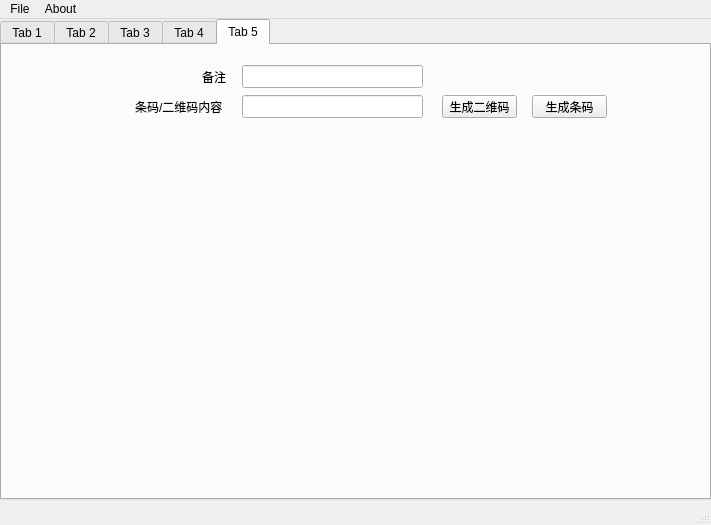
Qt form mainwindow.ui (ainiaa/QTBarcode) before a commit.
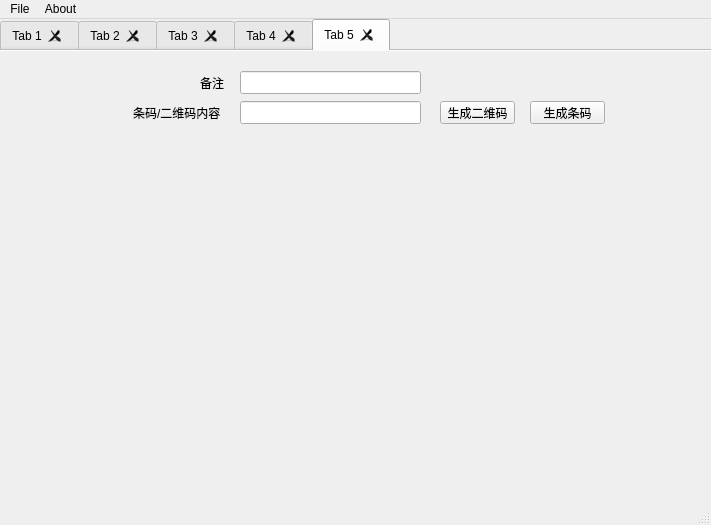
The same form after that commit. The open tabs and pages were chosen to show the change.

The edit to the form file:
```diff
--- a/mainwindow.ui
+++ b/mainwindow.ui
@@ -33,7 +33,13 @@
      <string notr="true">QTabBar::tab{min-width:30ex; min-height:15ex}</string>
     </property>
     <property name="currentIndex">
-     <number>0</number>
+     <number>4</number>
+    </property>
+    <property name="documentMode">
+     <bool>true</bool>
+    </property>
+    <property name="tabsClosable">
+     <bool>true</bool>
     </property>
     <widget class="QWidget" name="tab">
      <attribute name="title">
```
Left out of the diff: 2 changed lines with no effect on the pictures.
